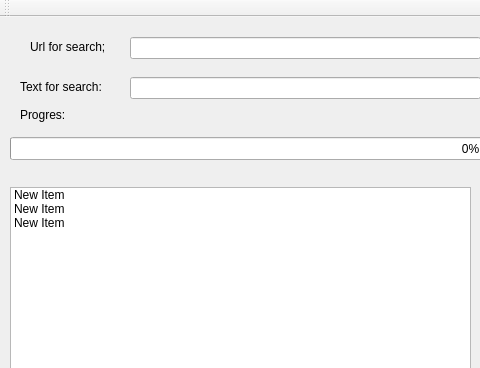
First picture: the form in mainwindow.ui, repository Supremist/SiteSearcher, before the edit; both pictures show x 0 to 480 and y 0 to 368 of the 970 by 658 pixel window.
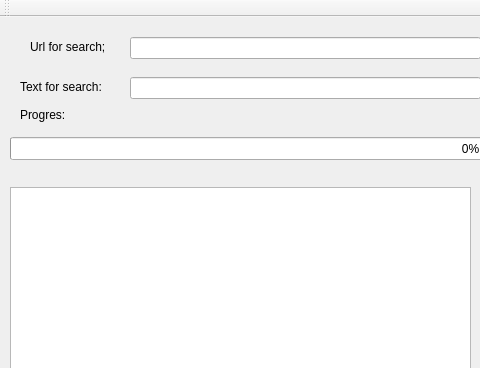
Second picture: the form after the edit.

Patch:
```diff
--- a/mainwindow.ui
+++ b/mainwindow.ui
@@ -36,21 +36,6 @@
       <height>421</height>
      </rect>
     </property>
-    <item>
-     <property name="text">
-      <string>New Item</string>
-     </property>
-    </item>
-    <item>
-     <property name="text">
-      <string>New Item</string>
-     </property>
-    </item>
-    <item>
-     <property name="text">
-      <string>New Item</string>
-     </property>
-    </item>
    </widget>
    <widget class="QTextBrowser" name="textBrowser">
     <property name="geometry">
```
